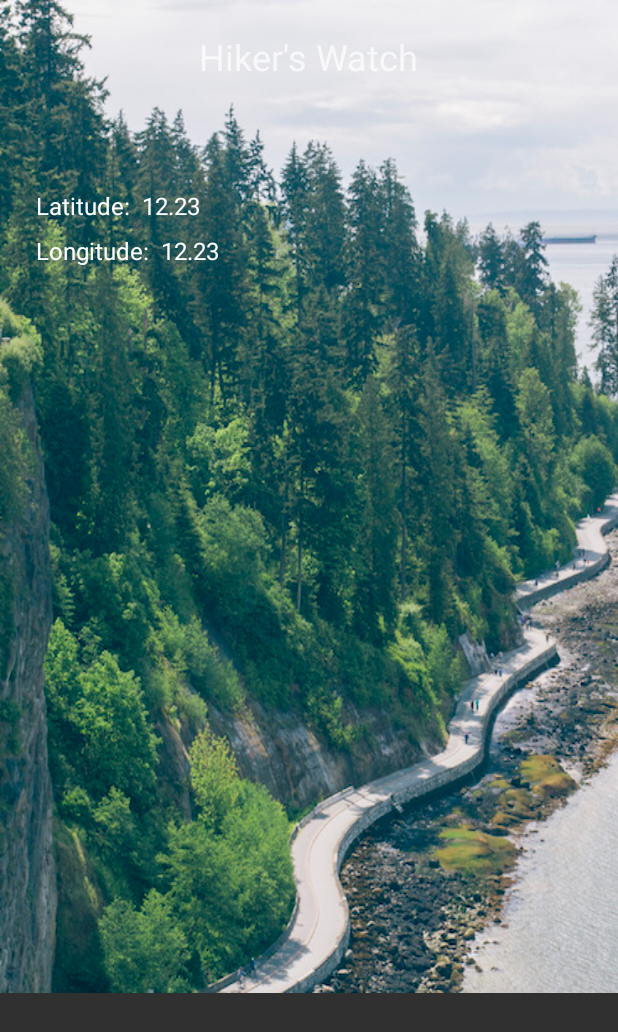
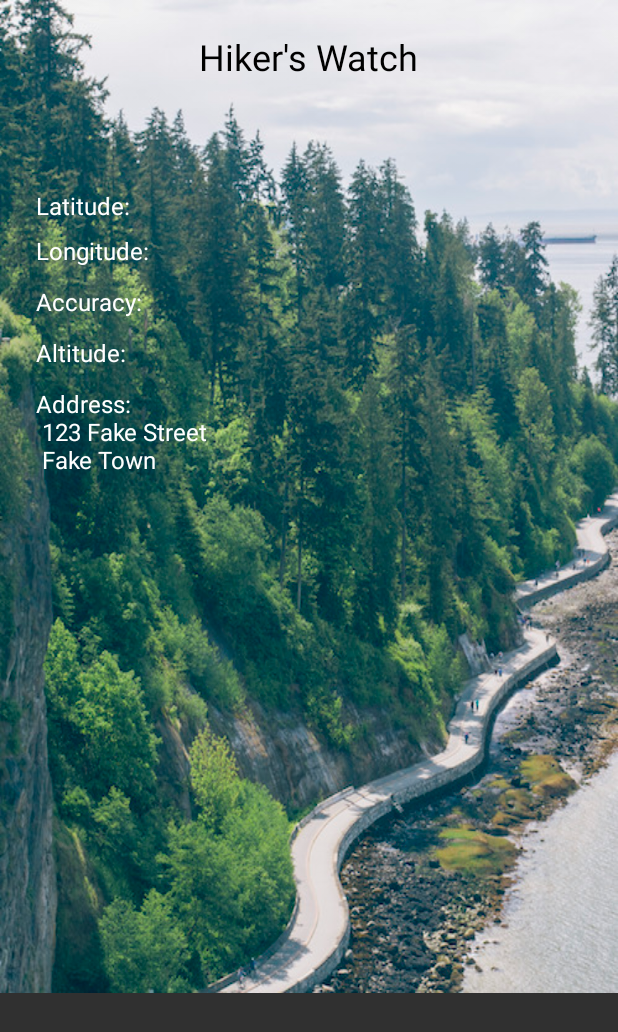
Before and after one commit to garfieldchou/HikersWatch, an Android app: the screen it shows after launch (MainActivity), on a phone screen of 412 x 824 dp. Shown: the top 1032 px of the screen. Run offline under Robolectric (Android 15) with nearby library versions, the phone set to English and light mode, and no system bars.

Commit message:
Put more TextView for accuracy, altitude, and address

```diff
--- a/app/src/main/res/layout/activity_main.xml
+++ b/app/src/main/res/layout/activity_main.xml
@@ -28,10 +28,11 @@
         android:layout_centerHorizontal="true"
         android:layout_marginTop="21dp"
         android:id="@+id/textView"
-        android:textSize="24sp" />
+        android:textSize="24sp"
+        android:textColor="@android:color/background_dark" />
 
     <TextView
-        android:text="Latitude:  12.23"
+        android:text="Latitude:"
         android:layout_width="wrap_content"
         android:layout_height="wrap_content"
         android:layout_below="@+id/textView"
@@ -43,7 +44,7 @@
         android:textSize="@dimen/activity_horizontal_margin" />
 
     <TextView
-        android:text="Longitude:  12.23"
+        android:text="Longitude:"
         android:layout_width="wrap_content"
         android:layout_height="wrap_content"
         android:layout_below="@+id/latTextView"
@@ -54,4 +55,40 @@
         android:textColor="@android:color/background_light"
         android:textSize="@dimen/activity_horizontal_margin" />
 
+    <TextView
+        android:text="Accuracy:"
+        android:layout_width="wrap_content"
+        android:layout_height="wrap_content"
+        android:layout_below="@+id/lonTextView"
+        android:layout_alignParentStart="true"
+        android:layout_marginStart="24dp"
+        android:layout_marginTop="12dp"
+        android:id="@+id/accTextView"
+        android:textColor="@android:color/background_light"
+        android:textSize="@dimen/activity_horizontal_margin" />
+
+    <TextView
+        android:text="Altitude:"
+        android:layout_width="wrap_content"
+        android:layout_height="wrap_content"
+        android:layout_below="@+id/accTextView"
+        android:layout_alignParentStart="true"
+        android:layout_marginStart="24dp"
+        android:layout_marginTop="12dp"
+        android:id="@+id/altTextView"
+        android:textColor="@android:color/background_light"
+        android:textSize="@dimen/activity_horizontal_margin" />
+
+    <TextView
+        android:text="Address: \n 123 Fake Street \n Fake Town"
+        android:layout_width="wrap_content"
+        android:layout_height="wrap_content"
+        android:layout_below="@+id/altTextView"
+        android:layout_alignParentStart="true"
+        android:layout_marginStart="24dp"
+        android:layout_marginTop="12dp"
+        android:id="@+id/addressTextView"
+        android:textColor="@android:color/background_light"
+        android:textSize="@dimen/activity_horizontal_margin" />
+
 </RelativeLayout>
```
